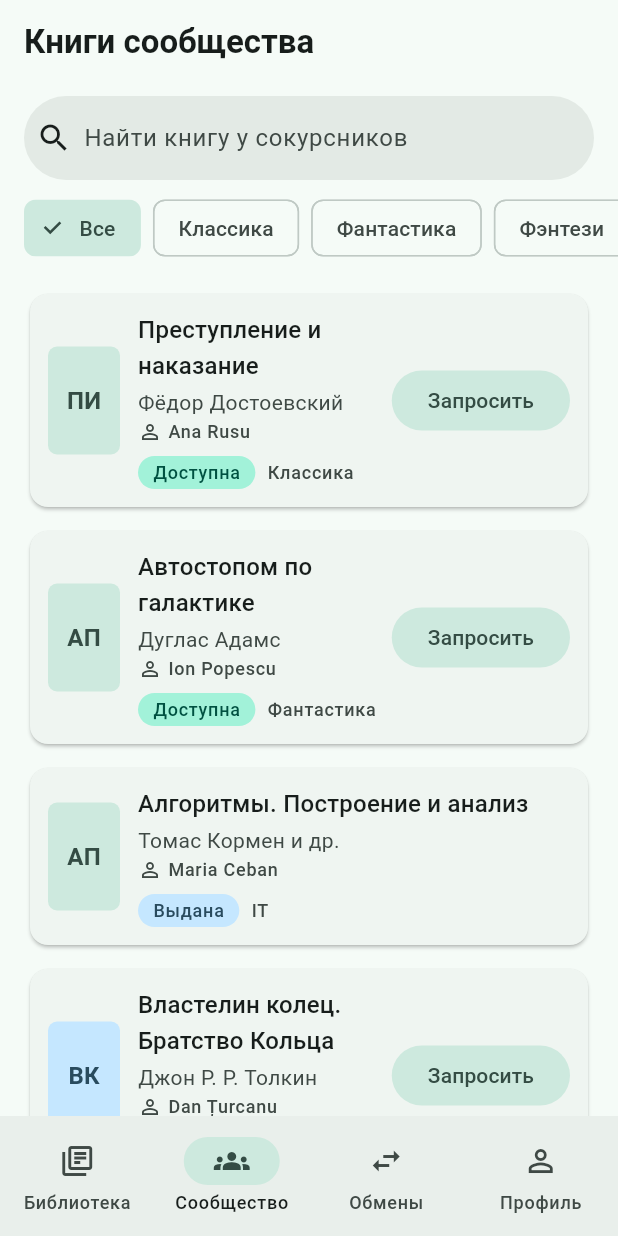
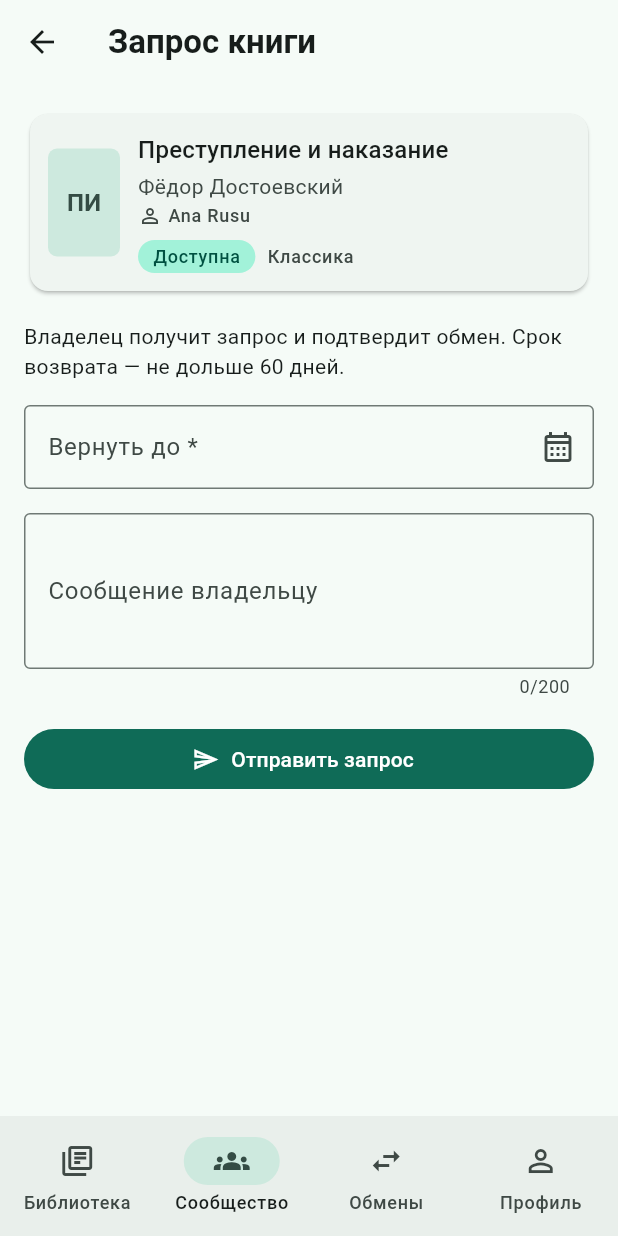
Before and after one commit to BiTeRios/booknest, a Flutter app: the CommunityScreen screen opened by its route, after a tap on "Запросить", on a phone screen of 412 x 824 dp. Run offline on Flutter 3.47's test engine with Material 3 defaults, Android fonts, the phone set to English and light mode, and no system bars; our stand-ins replace go_router.

Commit message:
L3: форма запроса книги — срок возврата в будущем, не дольше 60 дней

```diff
--- a/lib/router.dart
+++ b/lib/router.dart
@@ -4,6 +4,7 @@ import 'screens/book_detail_screen.dart';
 import 'screens/book_form_screen.dart';
 import 'screens/community_screen.dart';
 import 'screens/library_screen.dart';
+import 'screens/loan_request_screen.dart';
 import 'screens/loans_screen.dart';
 import 'screens/login_screen.dart';
 import 'screens/profile_screen.dart';
@@ -59,6 +60,14 @@ final router = GoRouter(
                   builder: (_, state) => BookDetailScreen(
                     id: int.parse(state.pathParameters['id']!),
                   ),
+                  routes: [
+                    GoRoute(
+                      path: 'request', // /community/9/request
+                      builder: (_, state) => LoanRequestScreen(
+                        bookId: int.parse(state.pathParameters['id']!),
+                      ),
+                    ),
+                  ],
                 ),
               ],
             ),
--- a/lib/screens/book_detail_screen.dart
+++ b/lib/screens/book_detail_screen.dart
@@ -122,7 +122,9 @@ class BookDetailScreen extends StatelessWidget {
             )
           else
             FilledButton.icon(
-              onPressed: book.status == BookStatus.available ? () {} : null,
+              onPressed: book.status == BookStatus.available
+                  ? () => context.push('/community/${book.id}/request')
+                  : null,
               icon: const Icon(Icons.bookmark_add_outlined),
               label: Text(
                 book.status == BookStatus.available
--- a/lib/screens/community_screen.dart
+++ b/lib/screens/community_screen.dart
@@ -38,7 +38,8 @@ class CommunityScreen extends StatelessWidget {
                   // выданную книгу сейчас запросить нельзя — кнопки нет
                   trailing: book.status == BookStatus.available
                       ? FilledButton.tonal(
-                          onPressed: () {},
+                          onPressed: () =>
+                              context.push('/community/${book.id}/request'),
                           child: const Text('Запросить'),
                         )
                       : null,
--- /dev/null
+++ b/lib/screens/loan_request_screen.dart
@@ -0,0 +1,128 @@
+import 'package:flutter/material.dart';
+import 'package:go_router/go_router.dart';
+
+import '../data/format.dart';
+import '../data/mock_data.dart';
+import '../validators.dart';
+import '../widgets/book_card.dart';
+
+/// Запрос книги у владельца (/community/7/request): срок возврата и сообщение.
+/// На L3 запрос только валидируется и подтверждается; запись Loan создаётся на L4.
+class LoanRequestScreen extends StatefulWidget {
+  final int bookId;
+
+  const LoanRequestScreen({super.key, required this.bookId});
+
+  @override
+  State<LoanRequestScreen> createState() => _LoanRequestScreenState();
+}
+
+class _LoanRequestScreenState extends State<LoanRequestScreen> {
+  final _formKey = GlobalKey<FormState>();
+  final _dueCtrl = TextEditingController(); // показывает выбранную дату
+  final _messageCtrl = TextEditingController();
+  DateTime? _dueDate;
+
+  @override
+  void dispose() {
+    _dueCtrl.dispose();
+    _messageCtrl.dispose();
+    super.dispose();
+  }
+
+  Future<void> _pickDueDate() async {
+    final now = DateTime.now();
+    final picked = await showDatePicker(
+      context: context,
+      initialDate: _dueDate ?? now.add(const Duration(days: 14)),
+      // сегодня и дальше 60 дней выбрать можно — их отвергнет validator
+      firstDate: now,
+      lastDate: now.add(const Duration(days: 365)),
+      helpText: 'Вернуть до',
+    );
+    if (picked == null) return;
+    _dueDate = picked;
+    _dueCtrl.text = formatDate(picked);
+  }
+
+  void _submit(Book book) {
+    if (!_formKey.currentState!.validate()) return;
+    ScaffoldMessenger.of(context).showSnackBar(
+      SnackBar(
+        content: Text(
+          'Запрос отправлен: «${book.title}» до ${formatDate(_dueDate!)}',
+        ),
+      ),
+    );
+    context.pop();
+  }
+
+  @override
+  Widget build(BuildContext context) {
+    final book = mockCommunityBooks
+        .where((b) => b.id == widget.bookId)
+        .firstOrNull;
+    if (book == null) {
+      return Scaffold(
+        appBar: AppBar(),
+        body: const Center(child: Text('Книга не найдена')),
+      );
+    }
+
+    return Scaffold(
+      appBar: AppBar(title: const Text('Запрос книги')),
+      body: Form(
+        key: _formKey,
+        child: ListView(
+          padding: const EdgeInsets.all(16),
+          children: [
+            BookCard(book: book, showOwner: true),
+            const SizedBox(height: 16),
+            Text(
+              'Владелец получит запрос и подтвердит обмен. '
+              'Срок возврата — не дольше $maxLoanDays дней.',
+              style: Theme.of(context).textTheme.bodyMedium,
+            ),
+            const SizedBox(height: 16),
+            TextFormField(
+              controller: _dueCtrl,
+              readOnly: true, // дата вводится только через календарь
+              onTap: _pickDueDate,
+              decoration: const InputDecoration(
+                labelText: 'Вернуть до *',
+                suffixIcon: Icon(Icons.calendar_month_outlined),
+                border: OutlineInputBorder(),
+              ),
+              validator: (_) => validateDueDate(_dueDate),
+            ),
+            const SizedBox(height: 16),
+            TextFormField(
+              controller: _messageCtrl,
+              maxLength: 200,
+              maxLines: 3,
+              keyboardType: TextInputType.multiline,
+              textCapitalization: TextCapitalization.sentences,
+              decoration: const InputDecoration(
+                labelText: 'Сообщение владельцу',
+                hintText: 'Например: верну на паре в четверг',
+                border: OutlineInputBorder(),
+              ),
+            ),
+            const SizedBox(height: 16),
+            FilledButton.icon(
+              onPressed: book.status == BookStatus.available
+                  ? () => _submit(book)
+                  : null,
+              icon: const Icon(Icons.send_outlined),
+              label: Text(
+                book.status == BookStatus.available
+                    ? 'Отправить запрос'
+                    : 'Книга сейчас выдана',
+              ),
+            ),
+          ],
+        ),
+      ),
+    );
+  }
+}
--- a/lib/validators.dart
+++ b/lib/validators.dart
@@ -18,3 +18,21 @@ String? validateAuthor(String? value) {
 
 /// Жанр: нужно выбрать из списка.
 String? validateGenre(String? value) => value == null ? 'Выберите жанр' : null;
+
+/// Максимальный срок обмена: книга не должна «зависать» у заёмщика.
+const maxLoanDays = 60;
+
+/// Срок возврата: выбран, строго в будущем и не дальше [maxLoanDays] дней.
+/// [now] передаётся в тестах; в приложении — текущая дата.
+String? validateDueDate(DateTime? date, {DateTime? now}) {
+  if (date == null) return 'Выберите срок возврата';
+  final today = _dateOnly(now ?? DateTime.now());
+  final due = _dateOnly(date);
+  if (!due.isAfter(today)) return 'Срок возврата должен быть в будущем';
+  if (due.difference(today).inDays > maxLoanDays) {
+    return 'Не дольше $maxLoanDays дней';
+  }
+  return null;
+}
+
+DateTime _dateOnly(DateTime d) => DateTime(d.year, d.month, d.day);
```
